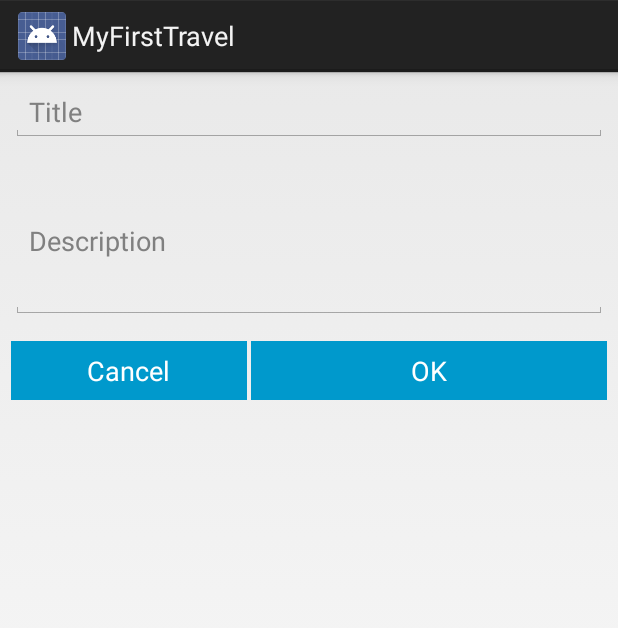
After one commit to soulnanx/MyFirstTravel, an Android app: the layout dialog_update_note.xml on its own in the app's theme, with its tools: preview values and no code run, on a phone screen of 412 x 824 dp. The commit adds this screen. Shown: the top 628 px of the screen. Run offline under Robolectric (Android 15) with nearby library versions, the phone set to English and light mode, and no system bars.

Commit message:
Dialog update ok

```diff
--- a/MyFirstTravel/src/main/java/br/com/epicdroid/travel/fragment/NoteFragment.java
+++ b/MyFirstTravel/src/main/java/br/com/epicdroid/travel/fragment/NoteFragment.java
@@ -23,6 +23,7 @@ import br.com.epicdroid.travel.R;
 import br.com.epicdroid.travel.adapter.NoteAdapter;
 import br.com.epicdroid.travel.components.DialogCreateNote;
 import br.com.epicdroid.travel.components.DialogShowNote;
+import br.com.epicdroid.travel.components.DialogUpdateNote;
 import br.com.epicdroid.travel.entity.Note;
 
 public class NoteFragment extends Fragment {
@@ -76,7 +77,8 @@ public class NoteFragment extends Fragment {
                         mode.finish();
                         break;
                     case R.id.item_menu_note_edit:
-                        Toast.makeText(getActivity().getBaseContext(), "Selected Action2 ", Toast.LENGTH_LONG).show();
+                        updateNote();
+                        mode.finish();
                         break;
                 }
                 return false;
@@ -90,12 +92,15 @@ public class NoteFragment extends Fragment {
         setList();
     }
 
+    private void updateNote() {
+        new DialogUpdateNote(NoteFragment.this.getActivity(), NoteFragment.this, noteSelected).show();
+    }
+
     private void init() {
         adapter = Persistence.getAdapter(NoteFragment.this.getActivity());
         listViewNotes = (ListView) view.findViewById(R.id.note_list);
         listViewNotes.setOnItemLongClickListener(eventOnLongClickNote());
         listViewNotes.setOnItemClickListener(eventOnClickNote());
-//        listViewNotes.setOnItemClickListener(eventOnClickNote());
         setList();
     }
 
--- /dev/null
+++ b/MyFirstTravel/src/main/res/layout/dialog_update_note.xml
@@ -0,0 +1,78 @@
+<?xml version="1.0" encoding="utf-8"?>
+<LinearLayout xmlns:android="http://schemas.android.com/apk/res/android"
+              android:orientation="vertical"
+              android:layout_width="match_parent"
+              android:layout_height="match_parent">
+
+    <EditText
+            android:layout_width="match_parent"
+            android:layout_height="wrap_content"
+            android:id="@+id/note_update_dialog_edt_title"
+            android:layout_gravity="center"
+            android:hint="@string/dialog_edt_title"
+            android:layout_margin="7dp"/>
+
+    <EditText
+            android:layout_width="match_parent"
+            android:layout_height="wrap_content"
+            android:inputType="textMultiLine"
+            android:ems="10"
+            android:id="@+id/note_update_dialog_edt_description"
+            android:layout_gravity="center"
+            android:layout_margin="7dp"
+            android:lines="4"
+            android:hint="@string/dialog_edt_description"/>
+
+    <LinearLayout
+            android:layout_width="match_parent"
+            android:layout_height="wrap_content"
+            android:layout_gravity="center"
+            android:orientation="horizontal"
+            android:weightSum="5"
+            android:layout_margin="7dp"
+            android:baselineAligned="false">
+
+        <LinearLayout
+                android:id="@+id/note_update_dialog_btn_cancel"
+                android:layout_width="0dp"
+                android:layout_height="wrap_content"
+                android:layout_weight="2"
+                android:layout_marginRight="1dp"
+                android:background="@android:color/holo_blue_dark"
+                android:gravity="center_horizontal">
+
+            <TextView
+                    android:layout_width="wrap_content"
+                    android:layout_height="wrap_content"
+                    android:layout_margin="7dp"
+                    android:textAppearance="?android:attr/textAppearanceMedium"
+                    android:text="@string/dialog_cancel"
+                    android:textColor="@android:color/white"
+                    android:gravity="center"/>
+
+        </LinearLayout>
+        <LinearLayout
+                android:id="@+id/note_update_dialog_btn_ok"
+                android:layout_width="0dp"
+                android:layout_height="wrap_content"
+                android:layout_weight="3"
+                android:layout_marginLeft="1dp"
+                android:background="@android:color/holo_blue_dark"
+                android:gravity="center_horizontal"
+                android:orientation="horizontal">
+            <TextView
+                    android:layout_width="wrap_content"
+                    android:layout_height="wrap_content"
+                    android:layout_margin="7dp"
+                    android:textAppearance="?android:attr/textAppearanceMedium"
+                    android:text="@string/dialog_ok"
+                    android:textColor="@android:color/white"
+                    android:gravity="center"/>
+        </LinearLayout>
+
+
+
+    </LinearLayout>
+
+
+</LinearLayout>
```
